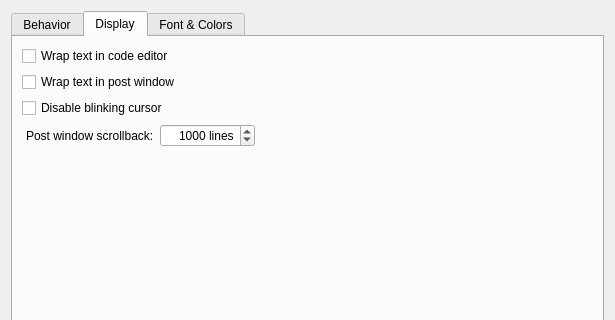
The window that editors/sc-ide/forms/settings_editor.ui (supercollider/supercollider) describes before a commit, drawn with Qt 5; both pictures show x 0 to 615 and y 0 to 320 of the 615 by 471 pixel window.
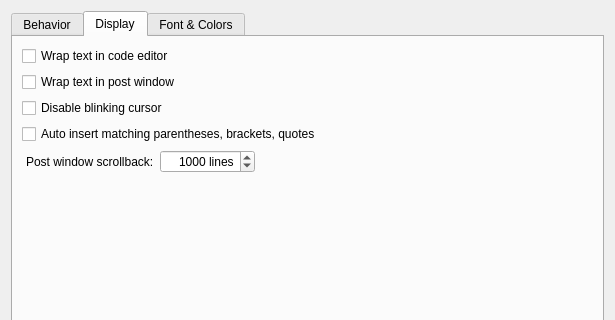
The same window after the commit. The open tabs and pages were chosen to show the change. Custom widgets are drawn as their Qt base class.

Commit message: Scide: add autoPair settings option (default: false)

Patch:
```diff
--- a/editors/sc-ide/forms/settings_editor.ui
+++ b/editors/sc-ide/forms/settings_editor.ui
@@ -199,6 +199,13 @@
           </property>
          </widget>
         </item>
+        <item>
+         <widget class="QCheckBox" name="autoPair">
+          <property name="text">
+           <string>Auto insert matching parentheses, brackets, quotes</string>
+          </property>
+         </widget>
+        </item>
         <item>
          <layout class="QHBoxLayout" name="horizontalLayout_3">
           <item>
```
The commit also changes 4 other files.
